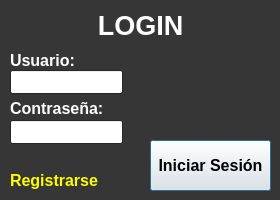
First picture: the form in inicio.ui, repository IvanAntonioIbarra/raspsis, before the edit.
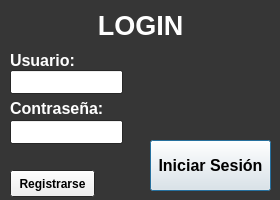
Second picture: the form after the edit.

```diff
--- a/inicio.ui
+++ b/inicio.ui
@@ -399,55 +399,17 @@
      <string>&lt;html&gt;&lt;head/&gt;&lt;body&gt;&lt;p&gt;&lt;br/&gt;&lt;/p&gt;&lt;/body&gt;&lt;/html&gt;</string>
     </property>
    </widget>
-   <widget class="QLabel" name="lbl_register">
+   <widget class="QPushButton" name="btn_registrarse">
     <property name="geometry">
      <rect>
       <x>10</x>
       <y>170</y>
-      <width>111</width>
-      <height>21</height>
+      <width>85</width>
+      <height>27</height>
      </rect>
     </property>
-    <property name="palette">
-     <palette>
-      <active>
-       <colorrole role="WindowText">
-        <brush brushstyle="SolidPattern">
-         <color alpha="255">
-          <red>255</red>
-          <green>255</green>
-          <blue>0</blue>
-         </color>
-        </brush>
-       </colorrole>
-      </active>
-      <inactive>
-       <colorrole role="WindowText">
-        <brush brushstyle="SolidPattern">
-         <color alpha="255">
-          <red>255</red>
-          <green>255</green>
-          <blue>0</blue>
-         </color>
-        </brush>
-       </colorrole>
-      </inactive>
-      <disabled>
-       <colorrole role="WindowText">
-        <brush brushstyle="SolidPattern">
-         <color alpha="255">
-          <red>159</red>
-          <green>158</green>
-          <blue>158</blue>
-         </color>
-        </brush>
-       </colorrole>
-      </disabled>
-     </palette>
-    </property>
     <property name="font">
      <font>
-      <pointsize>12</pointsize>
       <weight>75</weight>
       <bold>true</bold>
      </font>
```
